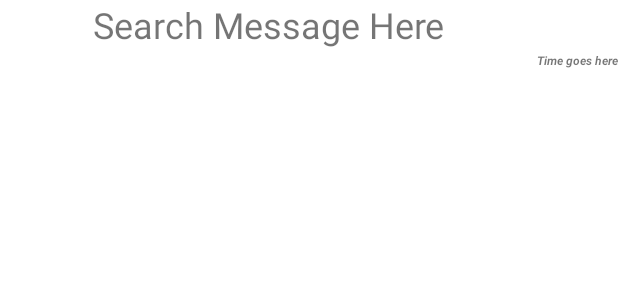
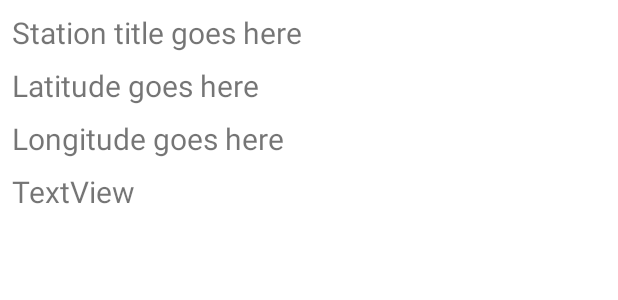
Before and after one commit to chaohao1214/GroupProject, an Android app: the layout search_view_car.xml on its own in the app's theme, with its tools: preview values and no code run, on a phone screen of 412 x 824 dp. Shown: the top 300 px of the screen. Run offline under Robolectric (Android 15) with nearby library versions, the phone set to English and light mode, and no system bars.

Commit message:
"WIP-5: Milestone 2" 1. Added menubar in the car activity page. 2. Fixed shared preferences 3. Updated recyclerView 4. Added the async activity 5. Added progress bar

```diff
--- a/app/src/main/res/layout/search_view_car.xml
+++ b/app/src/main/res/layout/search_view_car.xml
@@ -6,26 +6,50 @@
     android:layout_height="wrap_content">
 
     <TextView
-        android:id="@+id/timeView"
+        android:id="@+id/stationTitle"
         android:layout_width="wrap_content"
         android:layout_height="wrap_content"
-        android:layout_marginTop="16dp"
-        android:text="Time goes here"
-        android:textSize="8sp"
-        android:textStyle="bold|italic"
-        app:layout_constraintBottom_toBottomOf="parent"
-        app:layout_constraintEnd_toEndOf="parent"
+        android:layout_marginStart="8dp"
+        android:layout_marginLeft="8dp"
+        android:layout_marginTop="8dp"
+        android:text="Station title goes here"
+        android:textSize="20sp"
+        app:layout_constraintStart_toStartOf="parent"
         app:layout_constraintTop_toTopOf="parent" />
 
     <TextView
-        android:id="@+id/stationInfo"
+        android:id="@+id/stationLatitude"
         android:layout_width="wrap_content"
         android:layout_height="wrap_content"
-        android:layout_marginBottom="32dp"
-        android:text="Search Message Here"
-        android:textSize="24sp"
-        app:layout_constraintBottom_toBottomOf="parent"
-        app:layout_constraintEnd_toStartOf="@+id/timeView"
+        android:layout_marginStart="8dp"
+        android:layout_marginLeft="8dp"
+        android:layout_marginTop="8dp"
+        android:text="Latitude goes here"
+        android:textSize="20sp"
         app:layout_constraintStart_toStartOf="parent"
-        app:layout_constraintTop_toTopOf="parent" />
+        app:layout_constraintTop_toBottomOf="@+id/stationTitle" />
+
+    <TextView
+        android:id="@+id/stationLongitude"
+        android:layout_width="wrap_content"
+        android:layout_height="wrap_content"
+        android:layout_marginStart="8dp"
+        android:layout_marginLeft="8dp"
+        android:layout_marginTop="8dp"
+        android:text="Longitude goes here"
+        android:textSize="20sp"
+        app:layout_constraintStart_toStartOf="parent"
+        app:layout_constraintTop_toBottomOf="@+id/stationLatitude" />
+
+    <TextView
+        android:id="@+id/stationContactNo"
+        android:layout_width="wrap_content"
+        android:layout_height="wrap_content"
+        android:layout_marginStart="8dp"
+        android:layout_marginLeft="8dp"
+        android:layout_marginTop="8dp"
+        android:text="TextView"
+        android:textSize="20sp"
+        app:layout_constraintStart_toStartOf="parent"
+        app:layout_constraintTop_toBottomOf="@+id/stationLongitude" />
 </androidx.constraintlayout.widget.ConstraintLayout>
--- a/app/src/main/res/menu/car_menu.xml
+++ b/app/src/main/res/menu/car_menu.xml
@@ -19,6 +19,7 @@
         android:title="SoccerNews"
         app:showAsAction="always" />
     <item
+        android:id="@+id/show_help"
         android:title="help"
         app:showAsAction="never" />
 </menu>
--- a/app/src/main/res/values/strings.xml
+++ b/app/src/main/res/values/strings.xml
@@ -4,6 +4,6 @@
     <string name="askTitle">Movie Title</string >
     <string name="hiddenText">e.g The Matrix</string >
     <string name="movieSearched">Searched Movies here</string >
-    <string name="search">Search</string >
+    <string name="findButtonText">Find Stations</string >
 
 </resources>
```
Also changed, not shown: app/src/main/java/com/example/groupproject/MyOpenHelperCar.java (deleted, +0 -33 lines), app/src/main/java/com/example/groupproject/SearchStation.java (+187 -120 lines), app/src/main/res/layout/station_search.xml (+81 -32 lines).
